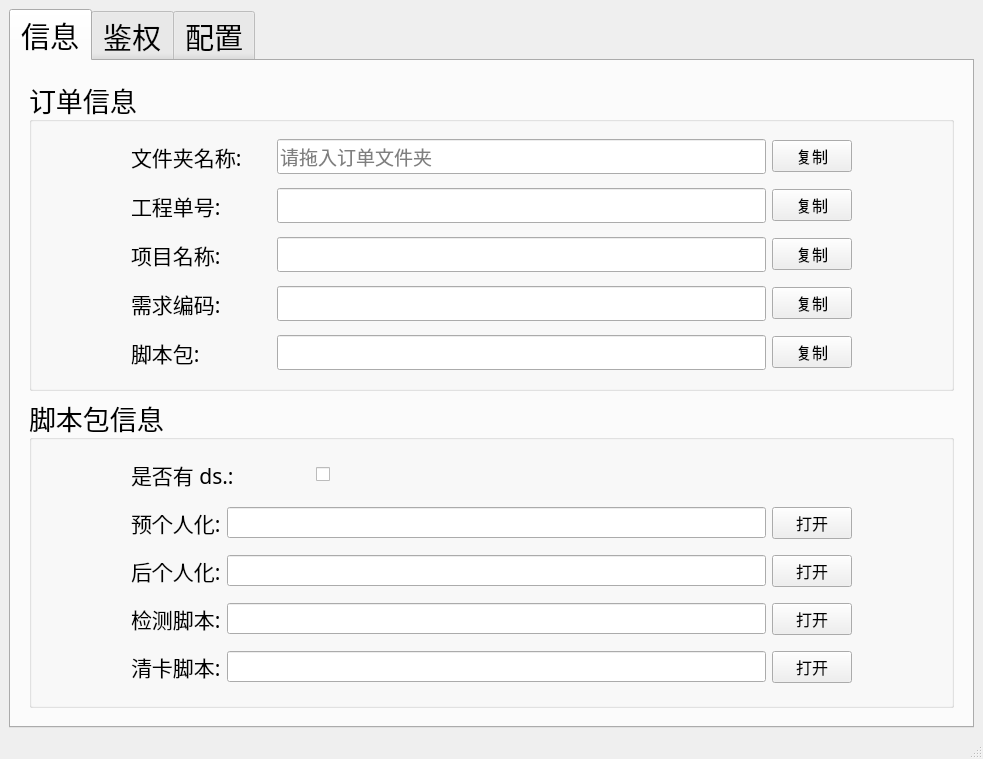
First picture: the form in res/ui/main_window.ui, repository zelviner/DataHandler, before the edit.
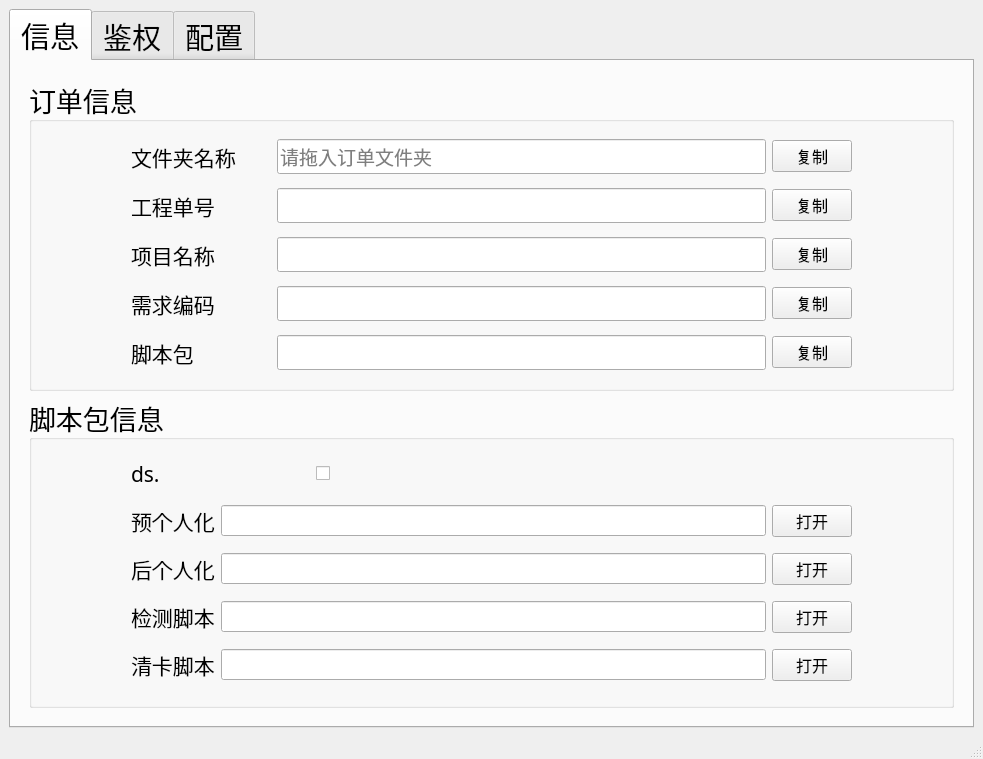
Second picture: the form after the edit.

What changed in the file:
```diff
--- a/res/ui/main_window.ui
+++ b/res/ui/main_window.ui
@@ -72,7 +72,7 @@
                      </font>
                     </property>
                     <property name="text">
-                     <string>文件夹名称:</string>
+                     <string>文件夹名称</string>
                     </property>
                    </widget>
                   </item>
@@ -127,7 +127,7 @@
                      </font>
                     </property>
                     <property name="text">
-                     <string>工程单号:</string>
+                     <string>工程单号</string>
                     </property>
                    </widget>
                   </item>
@@ -173,7 +173,7 @@
                      </font>
                     </property>
                     <property name="text">
-                     <string>项目名称:</string>
+                     <string>项目名称</string>
                     </property>
                    </widget>
                   </item>
@@ -219,7 +219,7 @@
                      </font>
                     </property>
                     <property name="text">
-                     <string>需求编码:</string>
+                     <string>需求编码</string>
                     </property>
                    </widget>
                   </item>
@@ -265,7 +265,7 @@
                      </font>
                     </property>
                     <property name="text">
-                     <string>脚本包:</string>
+                     <string>脚本包</string>
                     </property>
                    </widget>
                   </item>
@@ -359,7 +359,7 @@
                      </font>
                     </property>
                     <property name="text">
-                     <string>是否有 ds.:</string>
+                     <string>ds.</string>
                     </property>
                    </widget>
                   </item>
@@ -398,7 +398,7 @@
                      </font>
                     </property>
                     <property name="text">
-                     <string>预个人化:</string>
+                     <string>预个人化</string>
                     </property>
                    </widget>
                   </item>
@@ -447,7 +447,7 @@
                      </font>
                     </property>
                     <property name="text">
-                     <string>后个人化:</string>
+                     <string>后个人化</string>
                     </property>
                    </widget>
                   </item>
@@ -496,7 +496,7 @@
                      </font>
                     </property>
                     <property name="text">
-                     <string>检测脚本:</string>
+                     <string>检测脚本</string>
                     </property>
                    </widget>
                   </item>
@@ -545,7 +545,7 @@
                      </font>
                     </property>
                     <property name="text">
-                     <string>清卡脚本:</string>
+                     <string>清卡脚本</string>
                     </property>
                    </widget>
                   </item>
```
Left out of the diff: 26 changed lines with no effect on the pictures.
